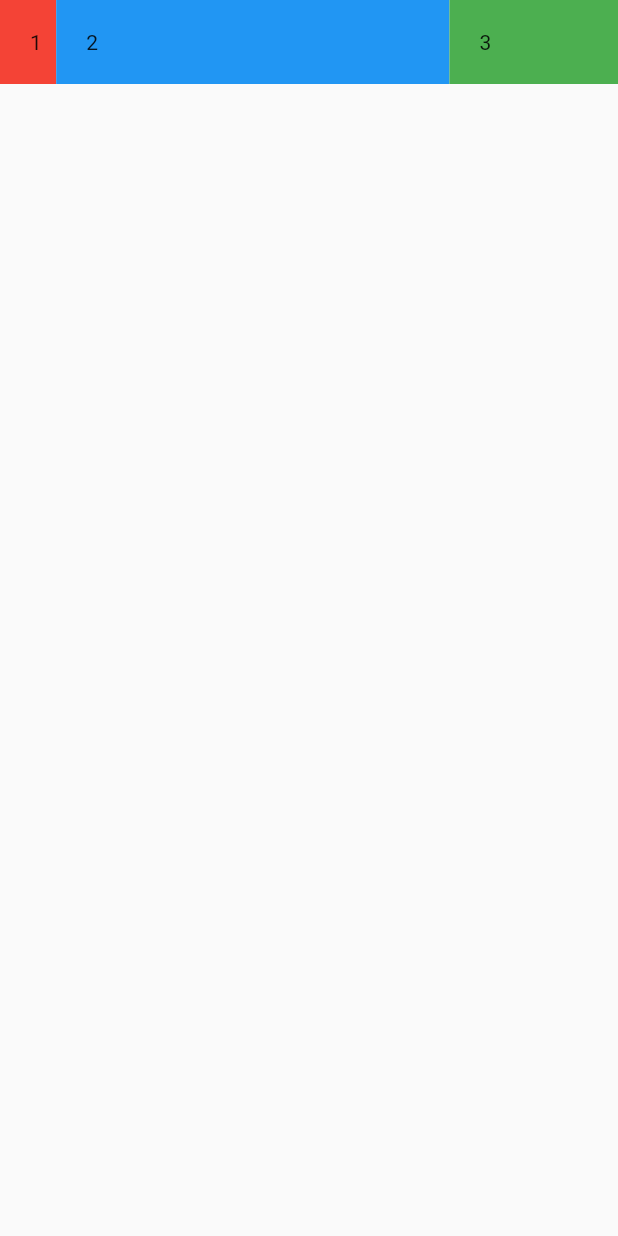
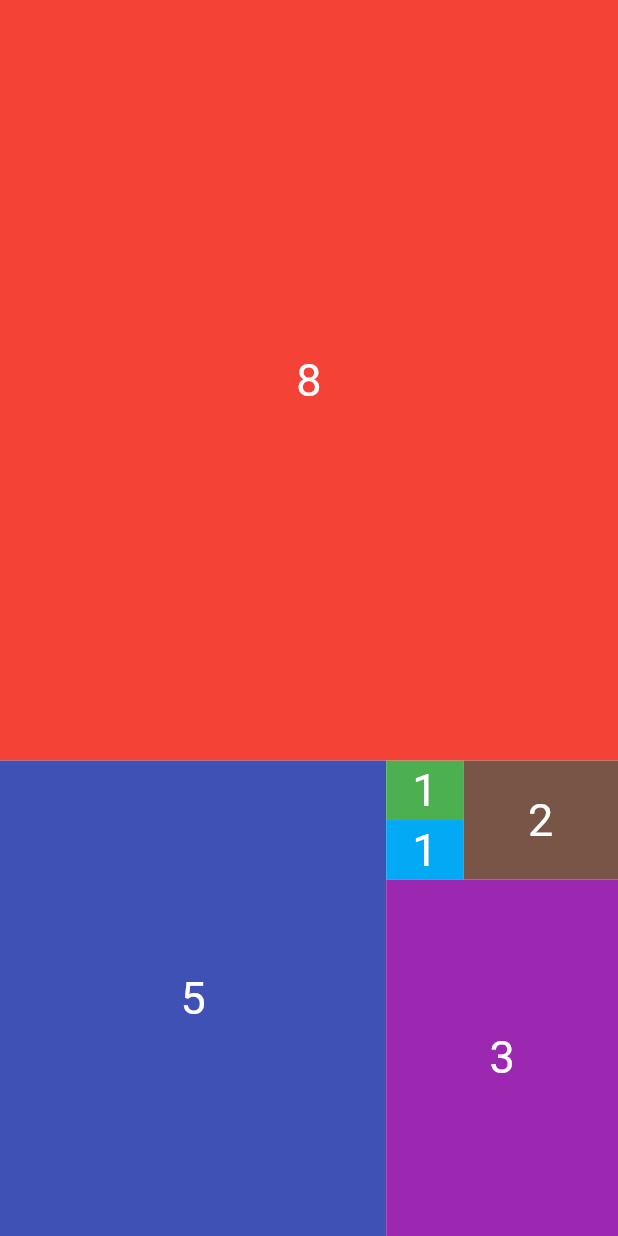
Before and after one commit to yaminshaikh500/flutter_expanded, a Flutter app: the screen it shows after launch, on a phone screen of 412 x 824 dp. Run offline on Flutter 3.47's test engine with Material 2 defaults, Android fonts, the phone set to English and light mode, and no system bars.

Commit message:
final epanded

```diff
--- a/lib/main.dart
+++ b/lib/main.dart
@@ -12,32 +12,50 @@ class MyApp extends StatelessWidget {
     return MaterialApp(
       home: Scaffold(
         body: SafeArea(
+          child: Column(
+            children: [
+              _customContainer(
+                  number: 8,
+                  color: Colors.red),
+              Expanded(
+                flex: 5,
+                child: Row(
+                  children: [
+                    _customContainer(
+                        number: 5,
+                        color: Colors.indigo),
+                    Expanded(
+                      flex: 3,
+                      child: Column(
+                        children: [
+                          Expanded(
                             child: Row(
                               children: [
                                 Expanded(
-                    flex: 1,
-                    child: Container(
-                      padding: EdgeInsets.all(20),
-                      color: Colors.red,
-                      child: Text('1'),
+                                  child: Column(
+                                    children: [
+                                      _customContainer(
+                                          number: 1,
+                                          color: Colors.green),
+                                      _customContainer(
+                                          number: 1,
+                                          color: Colors.lightBlue)
+                                    ],
                                   ),
                                 ),
-                  Expanded(
-                    flex: 7,
-                    child: Container(
-                      padding: EdgeInsets.all(20),
-                      color: Colors.blue,
-                      child: Text('2'),
+                                _customContainer(number: 2, color: Colors.brown)
+                              ],
                             ),
                           ),
-                  Expanded(
-                    flex: 3,
-                    child: Container(
-                      padding: EdgeInsets.all(20),
-                      color: Colors.green,
-                      child: Text('3'),
+                          _customContainer(
+                              number: 3,
+                              color: Colors.purple)
+                        ],
                       ),
+                    )
+                  ],
                 ),
+              )
             ],
           ),
         ),
@@ -45,3 +63,24 @@ class MyApp extends StatelessWidget {
     );
   }
 }
+
+Widget _customContainer({
+  required int number,
+  required Color color,
+}){
+  return  Expanded(
+      flex: number,
+      child: Container(
+          constraints: BoxConstraints.expand(),
+          color: color,
+          child: Center(
+              child: Text('${number}',
+                style: TextStyle(
+                  color: Colors.white,
+                  fontSize: 30,
+                ),
+              )
+          ),
+          )
+      );
+}
```
Lines whose indentation alone changed are shown as unchanged.
